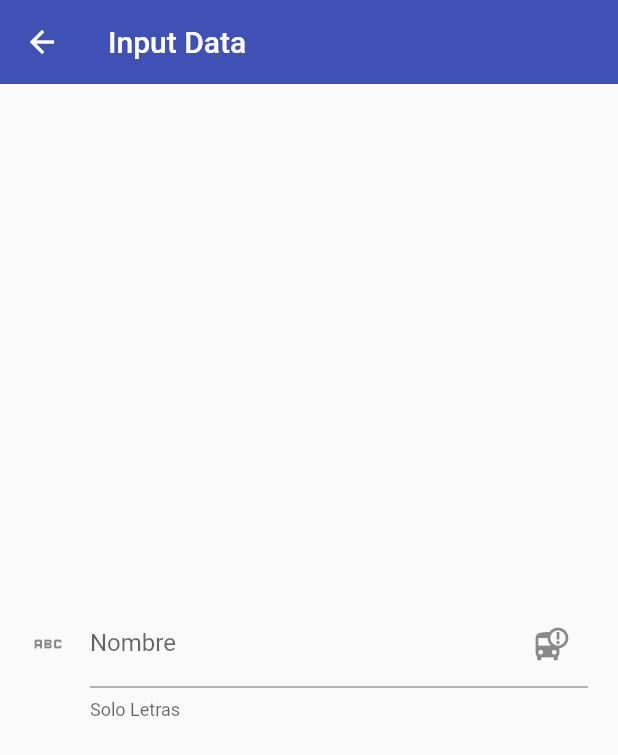
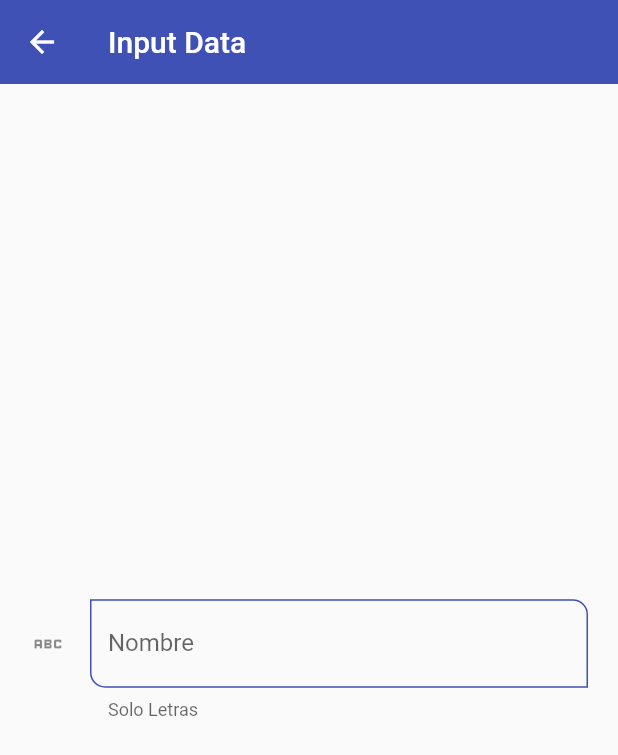
Before and after one commit to edco29/flutter-basics-components, a Flutter app: the InputScreen screen opened by its route, on a phone screen of 412 x 824 dp. Shown: the top 755 px of the screen. Run offline on Flutter 3.47's test engine with Material 2 defaults, Android fonts, the phone set to English and light mode, and no system bars.

Commit message:
ref: externalize TextFormField theme with InputDecorationTheme

```diff
--- a/lib/screens/inputs_screen.dart
+++ b/lib/screens/inputs_screen.dart
@@ -34,14 +34,8 @@ class InputScreen extends StatelessWidget {
                   helperText: 'Solo Letras',
                   icon: Icon(Icons.abc),
                   //prefixIcon: Icon(Icons.abc),
-                  suffixIcon: Icon(Icons.bus_alert),
-                  //focusedBorder: OutlineInputBorder(
-                  //   borderSide: BorderSide(color: Colors.green)),
-                  //border: OutlineInputBorder(
-                  //  borderRadius: BorderRadius.all(Radius.circular(10)))
-                  //
                 ),
-              ),
+              )
             ],
           ),
         ),
--- a/lib/screens/theme/app_theme.dart
+++ b/lib/screens/theme/app_theme.dart
@@ -30,8 +30,28 @@ class AppTheme {
               elevation: 0)),
       // inputDecoration
 
-      inputDecorationTheme: InputDecorationTheme(
-          floatingLabelStyle: TextStyle(color: primaryColor)));
+      inputDecorationTheme: const InputDecorationTheme(
+          floatingLabelStyle: TextStyle(
+            color: primaryColor,
+          ),
+          enabledBorder: OutlineInputBorder(
+              borderRadius: BorderRadius.only(
+                  bottomLeft: Radius.circular(10),
+                  topRight: Radius.circular(10)),
+              borderSide: BorderSide(color: primaryColor)),
+
+          // focusedBorder
+          focusedBorder: OutlineInputBorder(
+              borderRadius: BorderRadius.only(
+                  bottomLeft: Radius.circular(10),
+                  topRight: Radius.circular(10)),
+              borderSide: BorderSide(color: primaryColor)),
+
+          // border
+          border: OutlineInputBorder(
+            borderRadius: BorderRadius.only(
+                bottomLeft: Radius.circular(10), topRight: Radius.circular(10)),
+          )));
 
   static final ThemeData darkTheme = ThemeData.dark().copyWith(
       primaryColor: primaryColor,
```
